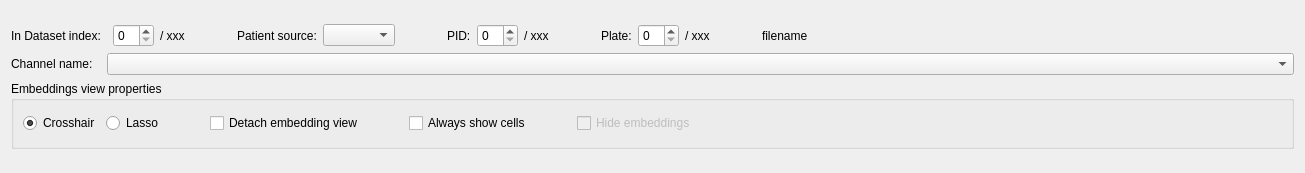
LucaMarconato/spatial_ops, file spatial_ops/gui/gui_controls.ui: the form before one commit.
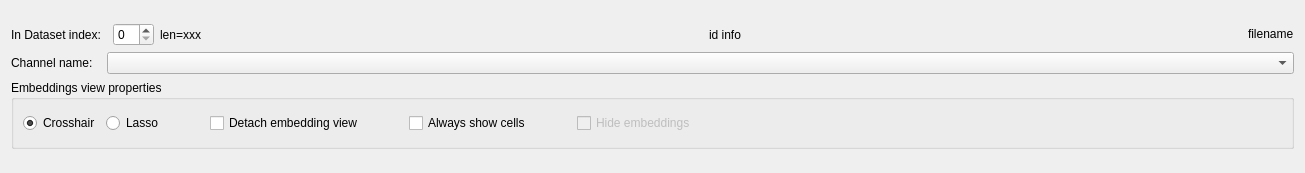
The form after the commit.

Diff of the .ui file:
```diff
--- a/spatial_ops/gui/gui_controls.ui
+++ b/spatial_ops/gui/gui_controls.ui
@@ -23,14 +23,7 @@
    <item>
     <layout class="QVBoxLayout" name="outer_layout">
      <item>
-      <layout class="QGridLayout" name="gridLayout_3" columnstretch="0,0,0,0,0,0,0,0,0,0,0,0,0,0,0,0,1,0,0,0" columnminimumwidth="0,0,0,0,0,0,0,0,0,0,0,0,0,0,0,0,0,0,0,0">
-       <item row="2" column="13">
-        <widget class="QSpinBox" name="plate_spin_box">
-         <property name="keyboardTracking">
-          <bool>false</bool>
-         </property>
-        </widget>
-       </item>
+      <layout class="QGridLayout" name="gridLayout_3" columnstretch="0,0,0,0,0,0,0,0,0,0,0">
        <item row="4" column="0">
         <widget class="QLabel" name="label_5">
          <property name="text">
@@ -52,95 +45,24 @@
          </property>
         </widget>
        </item>
-       <item row="2" column="11">
-        <spacer name="horizontalSpacer_6">
-         <property name="orientation">
-          <enum>Qt::Horizontal</enum>
-         </property>
-         <property name="sizeHint" stdset="0">
-          <size>
-           <width>40</width>
-           <height>20</height>
-          </size>
-         </property>
-        </spacer>
-       </item>
-       <item row="2" column="9">
-        <widget class="QSpinBox" name="patient_pid_spin_box">
-         <property name="keyboardTracking">
-          <bool>false</bool>
-         </property>
-        </widget>
-       </item>
-       <item row="2" column="8">
-        <widget class="QLabel" name="label_2">
-         <property name="text">
-          <string>PID:</string>
-         </property>
-        </widget>
-       </item>
-       <item row="2" column="12">
-        <widget class="QLabel" name="label_3">
-         <property name="enabled">
-          <bool>true</bool>
-         </property>
-         <property name="text">
-          <string>Plate:</string>
-         </property>
-        </widget>
-       </item>
-       <item row="2" column="6">
-        <widget class="QComboBox" name="patient_source_combo_box">
-         <property name="focusPolicy">
-          <enum>Qt::ClickFocus</enum>
-         </property>
-         <property name="currentText">
-          <string notr="true"/>
-         </property>
-        </widget>
-       </item>
        <item row="2" column="7">
-        <spacer name="horizontalSpacer">
-         <property name="orientation">
-          <enum>Qt::Horizontal</enum>
-         </property>
-         <property name="sizeHint" stdset="0">
-          <size>
-           <width>40</width>
-           <height>20</height>
-          </size>
-         </property>
-        </spacer>
-       </item>
-       <item row="2" column="5">
-        <widget class="QLabel" name="label">
-         <property name="text">
-          <string>Patient source:</string>
-         </property>
-        </widget>
-       </item>
-       <item row="2" column="16">
         <widget class="QLabel" name="filename_label">
          <property name="text">
           <string>filename</string>
          </property>
-        </widget>
-       </item>
-       <item row="2" column="10">
-        <widget class="QLabel" name="patient_pid_label">
-         <property name="text">
-          <string>/ xxx</string>
+         <property name="textInteractionFlags">
+          <set>Qt::LinksAccessibleByMouse|Qt::TextSelectableByMouse</set>
          </property>
         </widget>
        </item>
-       <item row="2" column="14">
-        <widget class="QLabel" name="plate_label">
+       <item row="2" column="5">
+        <widget class="QLabel" name="id_info_label">
          <property name="text">
-          <string>/ xxx</string>
+          <string>id info</string>
          </property>
         </widget>
        </item>
-       <item row="4" column="1" colspan="16">
+       <item row="4" column="1" colspan="7">
         <widget class="QComboBox" name="channel_name_combo_box">
          <property name="focusPolicy">
           <enum>Qt::ClickFocus</enum>
@@ -150,7 +72,7 @@
          </property>
         </widget>
        </item>
-       <item row="2" column="15">
+       <item row="2" column="6">
         <spacer name="horizontalSpacer_8">
          <property name="orientation">
           <enum>Qt::Horizontal</enum>
@@ -163,13 +85,6 @@
          </property>
         </spacer>
        </item>
-       <item row="2" column="3">
-        <widget class="QLabel" name="in_dataset_index_label">
-         <property name="text">
-          <string>/ xxx</string>
-         </property>
-        </widget>
-       </item>
        <item row="2" column="4">
         <spacer name="horizontalSpacer_7">
          <property name="orientation">
@@ -183,6 +98,13 @@
          </property>
         </spacer>
        </item>
+       <item row="2" column="3">
+        <widget class="QLabel" name="in_dataset_index_label">
+         <property name="text">
+          <string>len=xxx</string>
+         </property>
+        </widget>
+       </item>
       </layout>
      </item>
      <item>
```
